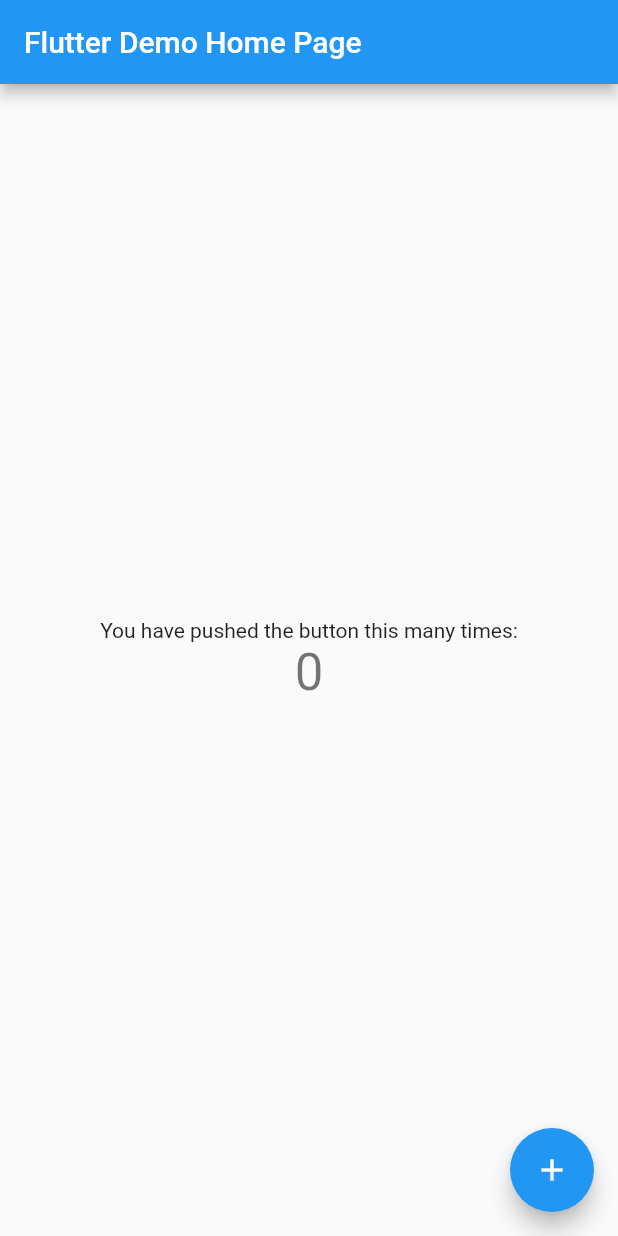
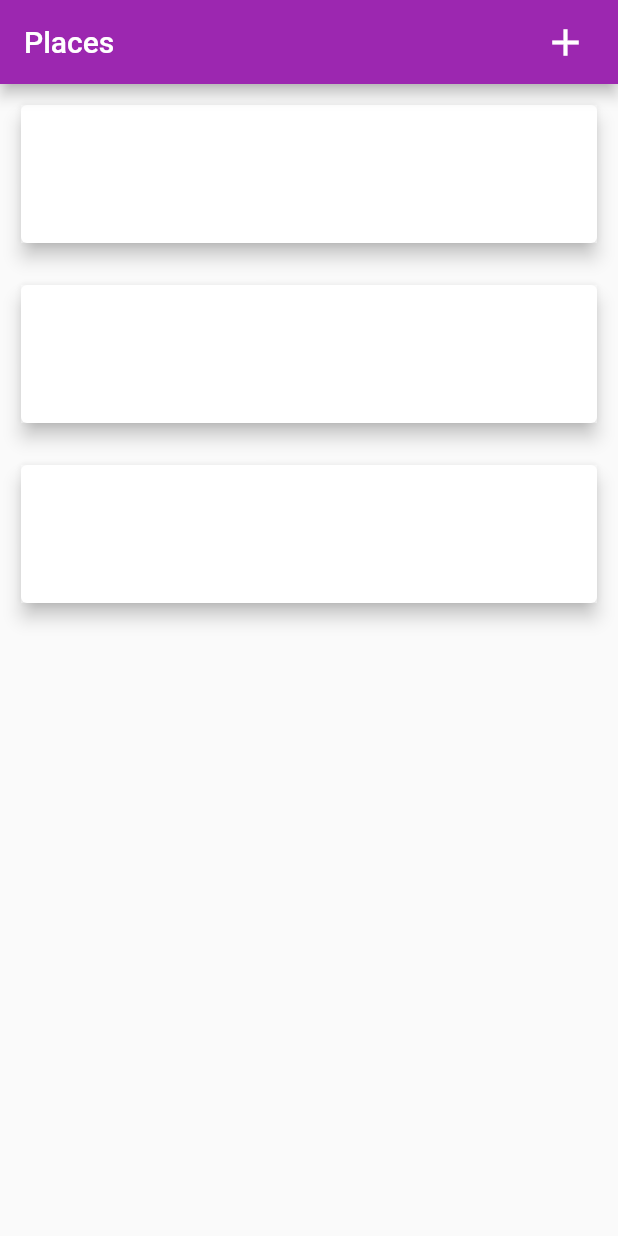
Before and after one commit to zipArk99/flutterNativeFeatures, a Flutter app: the screen it shows after launch, on a phone screen of 412 x 824 dp. Run offline on Flutter 3.47's test engine with Material 2 defaults, Android fonts, the phone set to English and light mode, and no system bars.

```diff
--- a/lib/main.dart
+++ b/lib/main.dart
@@ -1,113 +1,37 @@
 import 'package:flutter/material.dart';
+import 'package:nativefeature/screens/homepage_screen.dart';
 
-void main() {
-  runApp(MyApp());
-}
+void main() => runApp(MyApp());
 
 class MyApp extends StatelessWidget {
-  // This widget is the root of your application.
-  @override
-  Widget build(BuildContext context) {
+  Widget build(BuildContext contx) {
     return MaterialApp(
-      title: 'Flutter Demo',
+      title: "NativeFeatures",
       theme: ThemeData(
-        // This is the theme of your application.
-        //
-        // Try running your application with "flutter run". You'll see the
-        // application has a blue toolbar. Then, without quitting the app, try
-        // changing the primarySwatch below to Colors.green and then invoke
-        // "hot reload" (press "r" in the console where you ran "flutter run",
-        // or simply save your changes to "hot reload" in a Flutter IDE).
-        // Notice that the counter didn't reset back to zero; the application
-        // is not restarted.
-        primarySwatch: Colors.blue,
+        colorScheme:
+            ColorScheme.fromSwatch(primarySwatch: Colors.purple).copyWith(
+          secondary: Colors.amber,
+        ),
       ),
-      home: MyHomePage(title: 'Flutter Demo Home Page'),
+      home: AppMainClass(),
     );
   }
 }
 
-class MyHomePage extends StatefulWidget {
-  MyHomePage({Key? key, required this.title}) : super(key: key);
-
-  // This widget is the home page of your application. It is stateful, meaning
-  // that it has a State object (defined below) that contains fields that affect
-  // how it looks.
-
-  // This class is the configuration for the state. It holds the values (in this
-  // case the title) provided by the parent (in this case the App widget) and
-  // used by the build method of the State. Fields in a Widget subclass are
-  // always marked "final".
-
-  final String title;
-
-  @override
-  _MyHomePageState createState() => _MyHomePageState();
-}
-
-class _MyHomePageState extends State<MyHomePage> {
-  int _counter = 0;
-
-  void _incrementCounter() {
-    setState(() {
-      // This call to setState tells the Flutter framework that something has
-      // changed in this State, which causes it to rerun the build method below
-      // so that the display can reflect the updated values. If we changed
-      // _counter without calling setState(), then the build method would not be
-      // called again, and so nothing would appear to happen.
-      _counter++;
-    });
-  }
-
-  @override
-  Widget build(BuildContext context) {
-    // This method is rerun every time setState is called, for instance as done
-    // by the _incrementCounter method above.
-    //
-    // The Flutter framework has been optimized to make rerunning build methods
-    // fast, so that you can just rebuild anything that needs updating rather
-    // than having to individually change instances of widgets.
+class AppMainClass extends StatelessWidget {
+  Widget build(BuildContext contx) {
     return Scaffold(
-      appBar: AppBar(
-        // Here we take the value from the MyHomePage object that was created by
-        // the App.build method, and use it to set our appbar title.
-        title: Text(widget.title),
-      ),
-      body: Center(
-        // Center is a layout widget. It takes a single child and positions it
-        // in the middle of the parent.
-        child: Column(
-          // Column is also a layout widget. It takes a list of children and
-          // arranges them vertically. By default, it sizes itself to fit its
-          // children horizontally, and tries to be as tall as its parent.
-          //
-          // Invoke "debug painting" (press "p" in the console, choose the
-          // "Toggle Debug Paint" action from the Flutter Inspector in Android
-          // Studio, or the "Toggle Debug Paint" command in Visual Studio Code)
-          // to see the wireframe for each widget.
-          //
-          // Column has various properties to control how it sizes itself and
-          // how it positions its children. Here we use mainAxisAlignment to
-          // center the children vertically; the main axis here is the vertical
-          // axis because Columns are vertical (the cross axis would be
-          // horizontal).
-          mainAxisAlignment: MainAxisAlignment.center,
-          children: <Widget>[
-            Text(
-              'You have pushed the button this many times:',
-            ),
-            Text(
-              '$_counter',
-              style: Theme.of(context).textTheme.headline4,
+        appBar: AppBar(
+          actions: [
+            IconButton(
+              padding: EdgeInsets.only(right: 20),
+              iconSize: 30,
+              onPressed: () {},
+              icon: Icon(Icons.add),
             ),
           ],
+          title: Text('Places'),
         ),
-      ),
-      floatingActionButton: FloatingActionButton(
-        onPressed: _incrementCounter,
-        tooltip: 'Increment',
-        child: Icon(Icons.add),
-      ), // This trailing comma makes auto-formatting nicer for build methods.
-    );
+        body: MyHomePageScreen());
   }
 }
--- /dev/null
+++ b/lib/screens/homepage_screen.dart
@@ -0,0 +1,13 @@
+import 'package:flutter/material.dart';
+import 'package:nativefeature/widgets/placeLIst_widget.dart';
+
+class MyHomePageScreen extends StatelessWidget {
+  Widget build(BuildContext contx) {
+    return ListView.builder(
+      itemBuilder: (contx, int) {
+        return PlaceListWidget();
+      },
+      itemCount: 3,
+    );
+  }
+}
--- /dev/null
+++ b/lib/widgets/placeLIst_widget.dart
@@ -0,0 +1,17 @@
+import 'package:flutter/material.dart';
+
+class PlaceListWidget extends StatelessWidget {
+  Widget build(BuildContext contx) {
+    return Container(
+      width: double.infinity,
+      margin: EdgeInsets.all(10),
+      height: 100,
+      child: Card(
+        elevation: 5,
+        child: ListTile(
+          tileColor: Colors.white38,
+        ),
+      ),
+    );
+  }
+}
```
Also changed, not shown: lib/screens/add_place_screen.dart (added), lib/screens/place_detail_screen.dart (added).
